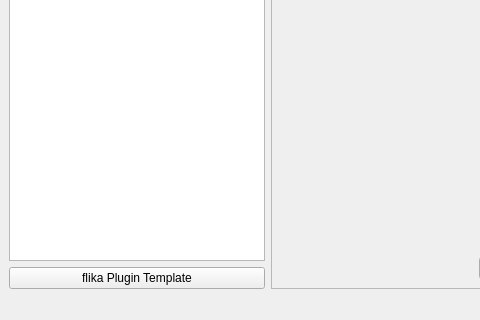
Qt form flika/app/plugin_manager.ui (flika-org/flika) before a commit; both pictures show x 0 to 480 and y 197 to 517 of the 759 by 517 pixel window.
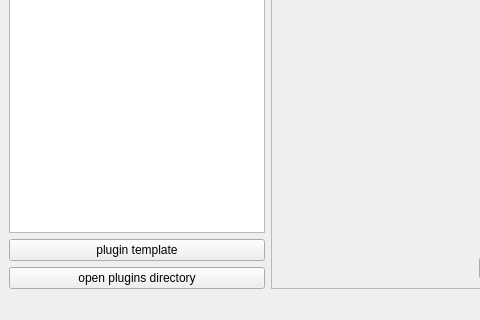
The same form after that commit. Icons and pictures are not drawn.

Commit message: ability to open plugin directory inside flika

The edit to the form file:
```diff
--- a/flika/app/plugin_manager.ui
+++ b/flika/app/plugin_manager.ui
@@ -76,7 +76,14 @@
       <item>
        <widget class="QPushButton" name="tutorialButton">
         <property name="text">
-         <string>flika Plugin Template</string>
+         <string>plugin template</string>
+        </property>
+       </widget>
+      </item>
+      <item>
+       <widget class="QPushButton" name="open_plugins_directory_button">
+        <property name="text">
+         <string>open plugins directory</string>
         </property>
        </widget>
       </item>
```
The commit also changes 1 other file.
